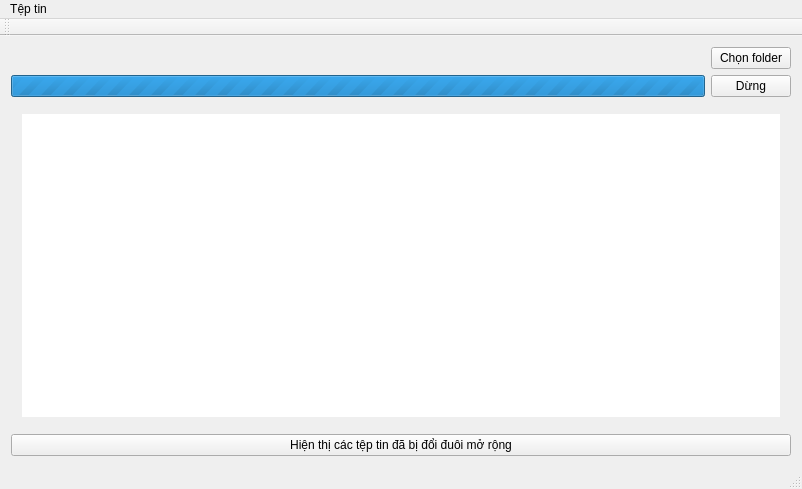
Old version of the form mainwindow.ui in the repository jindojojin/Phan_tich_dinh_dang_that_cua_file.
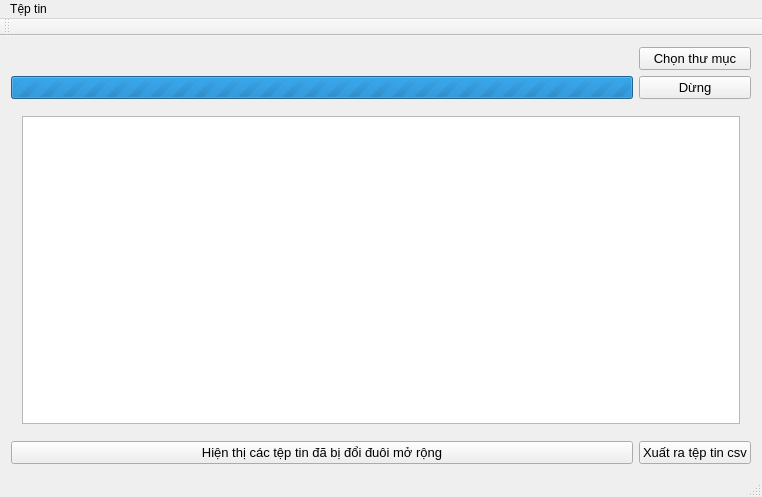
New version of the form. The open tabs and pages were chosen to show the change.

Patch:
```diff
--- a/mainwindow.ui
+++ b/mainwindow.ui
@@ -6,19 +6,22 @@
    <rect>
     <x>0</x>
     <y>0</y>
-    <width>802</width>
-    <height>489</height>
+    <width>762</width>
+    <height>497</height>
    </rect>
   </property>
   <property name="windowTitle">
    <string>MainWindow</string>
   </property>
   <widget class="QWidget" name="centralWidget">
-   <layout class="QGridLayout" name="gridLayout_2">
-    <item row="0" column="0">
      <layout class="QGridLayout" name="gridLayout">
       <item row="0" column="0">
        <widget class="QLabel" name="label">
+      <property name="font">
+       <font>
+        <pointsize>11</pointsize>
+       </font>
+      </property>
         <property name="text">
          <string/>
         </property>
@@ -29,8 +32,16 @@
       </item>
       <item row="0" column="1">
        <widget class="QPushButton" name="chose_folder_btn">
+      <property name="font">
+       <font>
+        <pointsize>10</pointsize>
+       </font>
+      </property>
+      <property name="cursor">
+       <cursorShape>PointingHandCursor</cursorShape>
+      </property>
         <property name="text">
-         <string>Chọn folder</string>
+       <string>Chọn thư mục</string>
         </property>
        </widget>
       </item>
@@ -64,6 +75,14 @@
       </item>
       <item row="1" column="1">
        <widget class="QPushButton" name="stop_btn">
+      <property name="font">
+       <font>
+        <pointsize>10</pointsize>
+       </font>
+      </property>
+      <property name="cursor">
+       <cursorShape>PointingHandCursor</cursorShape>
+      </property>
         <property name="text">
          <string>Dừng</string>
         </property>
@@ -117,18 +136,10 @@
         </widget>
         <widget class="QWidget" name="page_2">
          <layout class="QGridLayout" name="gridLayout_3">
-          <item row="0" column="0" rowspan="2">
-           <widget class="QTextBrowser" name="textBrowser">
-            <property name="font">
-             <font>
-              <pointsize>12</pointsize>
-             </font>
-            </property>
-            <property name="frameShape">
-             <enum>QFrame::NoFrame</enum>
-            </property>
-            <property name="frameShadow">
-             <enum>QFrame::Sunken</enum>
+        <item row="0" column="0">
+         <widget class="QTableView" name="tableView_2">
+          <property name="sortingEnabled">
+           <bool>true</bool>
             </property>
            </widget>
           </item>
@@ -136,14 +147,35 @@
         </widget>
        </widget>
       </item>
-      <item row="3" column="0" colspan="2">
+    <item row="3" column="0">
        <widget class="QPushButton" name="change_tab_btn">
+      <property name="font">
+       <font>
+        <pointsize>10</pointsize>
+       </font>
+      </property>
+      <property name="cursor">
+       <cursorShape>PointingHandCursor</cursorShape>
+      </property>
         <property name="text">
          <string>Hiện thị các tệp tin đã bị đổi đuôi mở rộng</string>
         </property>
        </widget>
       </item>
-     </layout>
+    <item row="3" column="1">
+     <widget class="QPushButton" name="export_csv_btn">
+      <property name="font">
+       <font>
+        <pointsize>10</pointsize>
+       </font>
+      </property>
+      <property name="cursor">
+       <cursorShape>PointingHandCursor</cursorShape>
+      </property>
+      <property name="text">
+       <string>Xuất ra tệp tin csv</string>
+      </property>
+     </widget>
     </item>
    </layout>
   </widget>
@@ -152,7 +184,7 @@
     <rect>
      <x>0</x>
      <y>0</y>
-     <width>802</width>
+     <width>762</width>
      <height>25</height>
     </rect>
    </property>
```
Left out of the diff: 15 changed lines with no effect on the pictures. Lines whose indentation alone changed are shown as unchanged.
